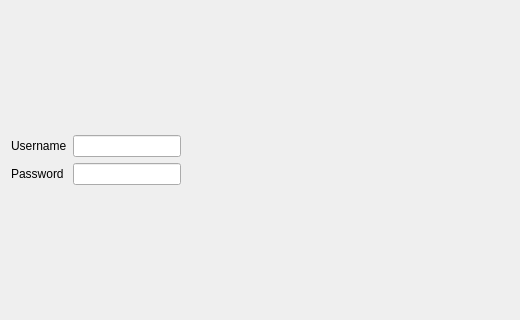
lackhove/google-music-resolver, file config.ui: the form before one commit; both pictures show x 0 to 520 and y 155 to 475 of the 520 by 574 pixel window.
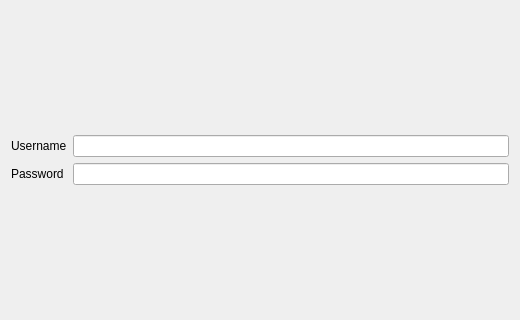
The form after the commit. Icons and pictures are not drawn.

The edit to the form file:
```diff
--- a/config.ui
+++ b/config.ui
@@ -32,9 +32,6 @@
    </item>
    <item>
     <layout class="QFormLayout" name="formLayout">
-     <property name="fieldGrowthPolicy">
-      <enum>QFormLayout::FieldsStayAtSizeHint</enum>
-     </property>
      <item row="0" column="0">
       <widget class="QLabel" name="usernameLabel">
        <property name="text">
```
Left out of the diff: 5 changed lines with no effect on the pictures.
